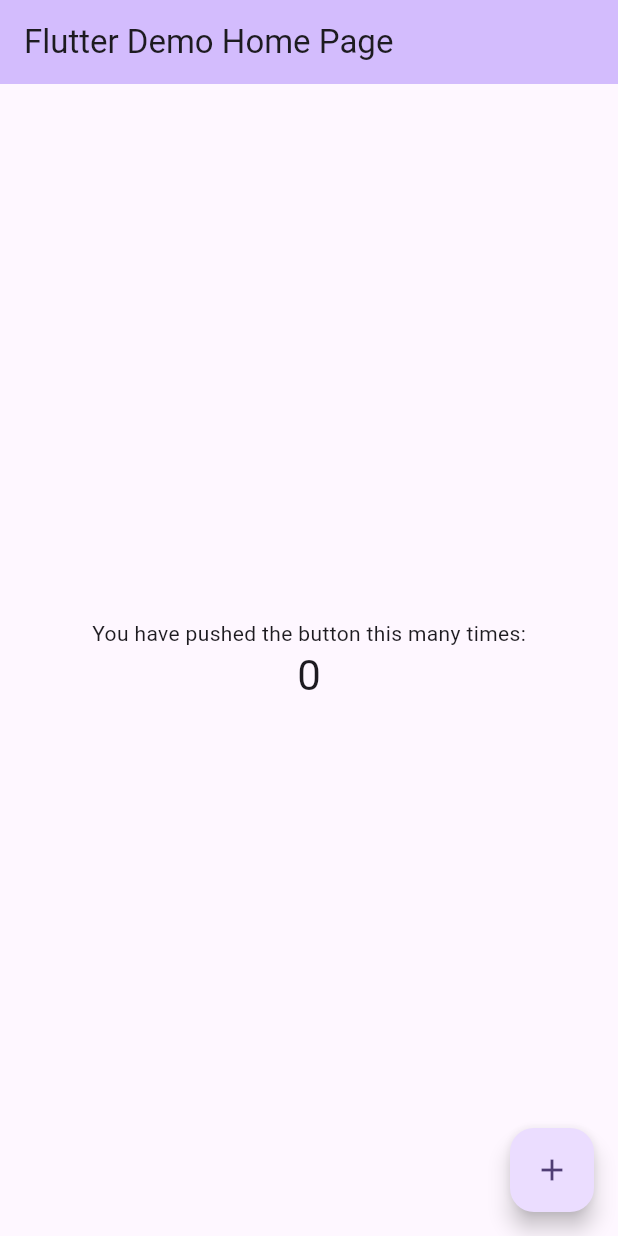
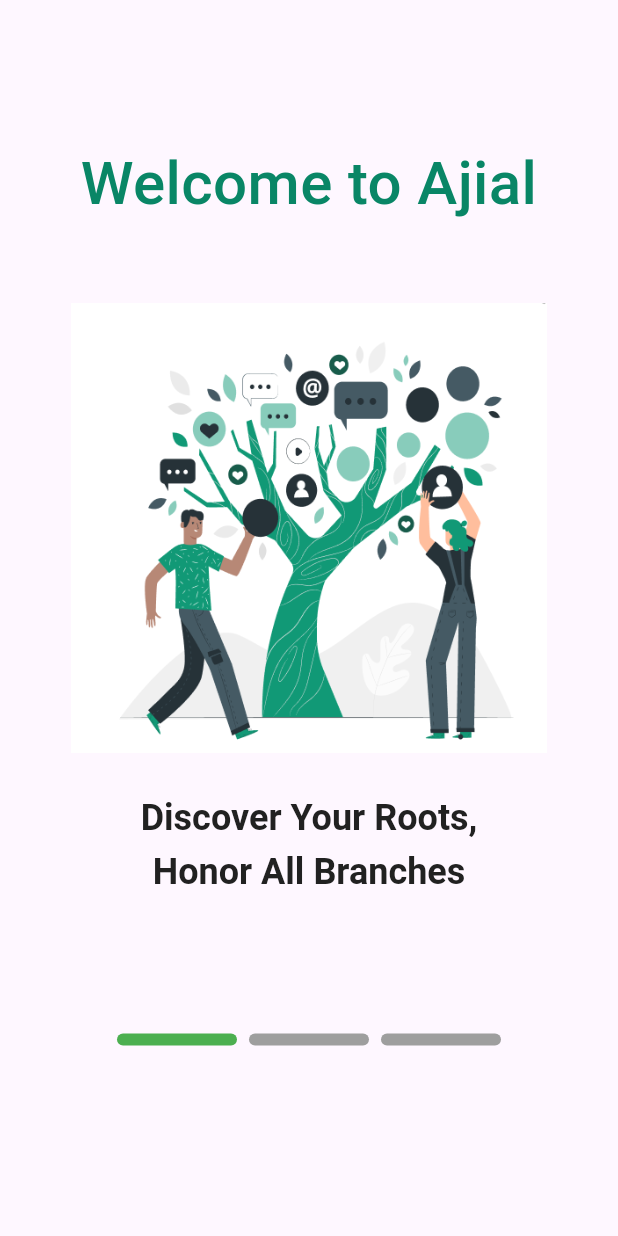
Before and after one commit to Natalia-Salameh/Family-Tree, a Flutter app: the screen it shows after launch, on a phone screen of 412 x 824 dp. Run offline on Flutter 3.47's test engine with Material 3 defaults, Android fonts, the phone set to English and light mode, and no system bars; our stand-ins replace google_fonts; Roboto replaces fonts that are missing (Arial Rounded MT Bold, Fira Sans Condensed).

Commit message:
Seleena branch

```diff
--- /dev/null
+++ b/lib/Pages/splash/splash2_screen.dart
@@ -0,0 +1,93 @@
+// ignore_for_file: prefer_const_literals_to_create_immutables, prefer_const_constructors
+
+
+import 'package:flutter/material.dart';
+
+import 'splash3_screen.dart';
+
+class Splash2Screen extends StatelessWidget {
+  const Splash2Screen({super.key});
+
+  @override
+  Widget build(BuildContext context) {
+    return Scaffold(
+      body: Padding(
+        padding: const EdgeInsets.all(42.0),
+        child: Column(
+          children: [
+            Text(
+              'Welcome to Ajial',
+              textAlign: TextAlign.center,
+              style: TextStyle(
+                color: Color(0xFF098666),
+                fontSize: 40,
+                fontFamily: 'Fira Sans Condensed',
+                fontWeight: FontWeight.w500,
+                height: 4,
+              ),
+            ),
+            Image.asset(
+              'lib/images/tree-image.png',
+              height: 300,
+              width: 400,
+            ),
+            Padding(
+              padding: const EdgeInsets.only(top: 25.0),
+              child: Text(
+                'Discover Your Roots, \nHonor All Branches',
+                textAlign: TextAlign.center,
+                style: TextStyle(
+                  color: Color(0xFF212121),
+                  fontSize: 24,
+                  fontFamily: 'Arial Rounded MT Bold',
+                  fontWeight: FontWeight.bold,
+                  height: 1.5,
+                  letterSpacing: 0,
+                ),
+              ),
+            ),
+            Padding(
+              padding: const EdgeInsets.only(top: 90),
+              child: Row(
+                mainAxisAlignment: MainAxisAlignment.center,
+                children: <Widget>[
+                  Container(
+                    width: 80,
+                    height: 8,
+                    decoration: BoxDecoration(
+                      color: Colors.green,
+                      borderRadius: BorderRadius.circular(4),
+                    ),
+                  ),
+                  SizedBox(width: 8),
+                  InkWell(
+                    onTap: () {
+                      Navigator.pushNamed(context, '/splash3screen');
+                    },
+                    child: Container(
+                      width: 80,
+                      height: 8,
+                      decoration: BoxDecoration(
+                        color: Colors.grey,
+                        borderRadius: BorderRadius.circular(4),
+                      ),
+                    ),
+                  ),
+                  SizedBox(width: 8),
+                  Container(
+                    width: 80,
+                    height: 8,
+                    decoration: BoxDecoration(
+                      color: Colors.grey,
+                      borderRadius: BorderRadius.circular(4),
+                    ),
+                  ),
+                ],
+              ),
+            ),
+          ],
+        ),
+      ),
+    );
+  }
+}
--- a/lib/constants/colors.dart
+++ b/lib/constants/colors.dart
@@ -0,0 +1,5 @@
+import 'package:flutter/material.dart';
+
+class CustomColors {
+  static const Color myCustomColor = Color(0xFF119976); // Your desired color
+}
--- a/lib/main.dart
+++ b/lib/main.dart
@@ -1,4 +1,15 @@
+// ignore_for_file: prefer_const_constructors
+
+import 'package:family_tree_application/Pages/getStarted/get_started.dart';
+
 import 'package:flutter/material.dart';
+
+import 'Pages/splash/splash1_screen.dart';
+import 'Pages/splash/splash2_screen.dart';
+import 'Pages/splash/splash3_screen.dart';
+import 'Pages/splash/splash4_screen.dart';
+import 'view/screens/auth/login.dart';
+import 'view/screens/auth/signup.dart';
 
 void main() {
   runApp(const MyApp());
@@ -11,115 +22,16 @@ class MyApp extends StatelessWidget {
   @override
   Widget build(BuildContext context) {
     return MaterialApp(
-      title: 'Flutter Demo',
-      theme: ThemeData(
-        // This is the theme of your application.
-        //
-        // TRY THIS: Try running your application with "flutter run". You'll see
-        // the application has a blue toolbar. Then, without quitting the app,
-        // try changing the seedColor in the colorScheme below to Colors.green
-        // and then invoke "hot reload" (save your changes or press the "hot
-        // reload" button in a Flutter-supported IDE, or press "r" if you used
-        // the command line to start the app).
-        //
-        // Notice that the counter didn't reset back to zero; the application
-        // state is not lost during the reload. To reset the state, use hot
-        // restart instead.
-        //
-        // This works for code too, not just values: Most code changes can be
-        // tested with just a hot reload.
-        colorScheme: ColorScheme.fromSeed(seedColor: Colors.deepPurple),
-        useMaterial3: true,
-      ),
-      home: const MyHomePage(title: 'Flutter Demo Home Page'),
-    );
+        debugShowCheckedModeBanner: false,
+        home: SplashScreen(),
+        routes: {
+          '/splashscreen': (context) => SplashScreen(),
+          '/splash2screen': (context) => Splash2Screen(),
+          '/splash3screen': (context) => Splash3(),
+          '/splash4screen': (context) => Splash4(),
+          '/getStarted': (context) => GetStarted(),
+          '/loginpage': (context) => Login(),
+          '/SignUpPage': (context) => SignUp(),
+        });
   }
 }
-
-class MyHomePage extends StatefulWidget {
-  const MyHomePage({super.key, required this.title});
-
-  // This widget is the home page of your application. It is stateful, meaning
-  // that it has a State object (defined below) that contains fields that affect
-  // how it looks.
-
-  // This class is the configuration for the state. It holds the values (in this
-  // case the title) provided by the parent (in this case the App widget) and
-  // used by the build method of the State. Fields in a Widget subclass are
-  // always marked "final".
-
-  final String title;
-
-  @override
-  State<MyHomePage> createState() => _MyHomePageState();
-}
-
-class _MyHomePageState extends State<MyHomePage> {
-  int _counter = 0;
-
-  void _incrementCounter() {
-    setState(() {
-      // This call to setState tells the Flutter framework that something has
-      // changed in this State, which causes it to rerun the build method below
-      // so that the display can reflect the updated values. If we changed
-      // _counter without calling setState(), then the build method would not be
-      // called again, and so nothing would appear to happen.
-      _counter++;
-    });
-  }
-
-  @override
-  Widget build(BuildContext context) {
-    // This method is rerun every time setState is called, for instance as done
-    // by the _incrementCounter method above.
-    //
-    // The Flutter framework has been optimized to make rerunning build methods
-    // fast, so that you can just rebuild anything that needs updating rather
-    // than having to individually change instances of widgets.
-    return Scaffold(
-      appBar: AppBar(
-        // TRY THIS: Try changing the color here to a specific color (to
-        // Colors.amber, perhaps?) and trigger a hot reload to see the AppBar
-        // change color while the other colors stay the same.
-        backgroundColor: Theme.of(context).colorScheme.inversePrimary,
-        // Here we take the value from the MyHomePage object that was created by
-        // the App.build method, and use it to set our appbar title.
-        title: Text(widget.title),
-      ),
-      body: Center(
-        // Center is a layout widget. It takes a single child and positions it
-        // in the middle of the parent.
-        child: Column(
-          // Column is also a layout widget. It takes a list of children and
-          // arranges them vertically. By default, it sizes itself to fit its
-          // children horizontally, and tries to be as tall as its parent.
-          //
-          // Column has various properties to control how it sizes itself and
-          // how it positions its children. Here we use mainAxisAlignment to
-          // center the children vertically; the main axis here is the vertical
-          // axis because Columns are vertical (the cross axis would be
-          // horizontal).
-          //
-          // TRY THIS: Invoke "debug painting" (choose the "Toggle Debug Paint"
-          // action in the IDE, or press "p" in the console), to see the
-          // wireframe for each widget.
-          mainAxisAlignment: MainAxisAlignment.center,
-          children: <Widget>[
-            const Text(
-              'You have pushed the button this many times:',
-            ),
-            Text(
-              '$_counter',
-              style: Theme.of(context).textTheme.headlineMedium,
-            ),
-          ],
-        ),
-      ),
-      floatingActionButton: FloatingActionButton(
-        onPressed: _incrementCounter,
-        tooltip: 'Increment',
-        child: const Icon(Icons.add),
-      ), // This trailing comma makes auto-formatting nicer for build methods.
-    );
-  }
-}
```
Also changed, not shown: lib/Pages/getStarted/get_started.dart (added, +117 -0 lines), lib/Pages/splash/splash1_screen.dart (added, +42 -0 lines), lib/Pages/splash/splash3_screen.dart (added, +83 -0 lines), lib/Pages/splash/splash4_screen.dart (added, +70 -0 lines), lib/components/my_textfield.dart (added, +61 -0 lines), lib/view/screens/auth/login.dart (+65 -0 lines), lib/view/screens/auth/signup.dart (+15 -0 lines), pubspec.yaml (+15 -12 lines), lib/images/Apple.png (added), lib/images/Google.png (added), lib/images/ajial.png (added), lib/images/bridge.png (added), lib/images/facebook.png (added), lib/images/story.png (added), 2 more files, 1 other file.
